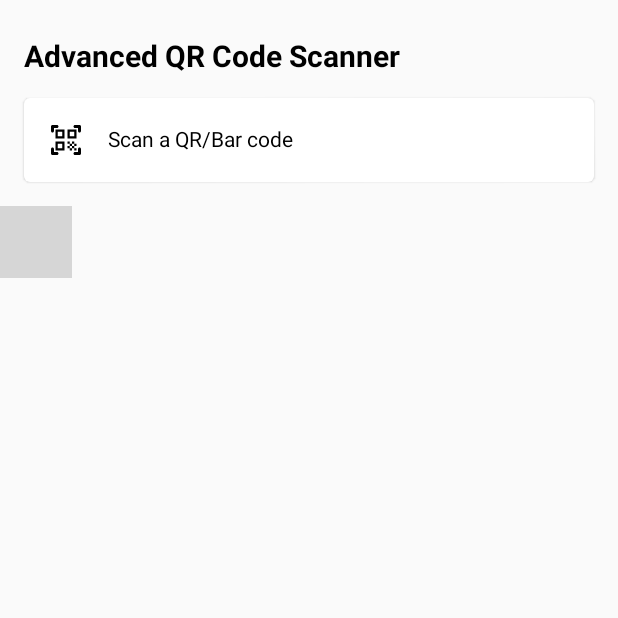
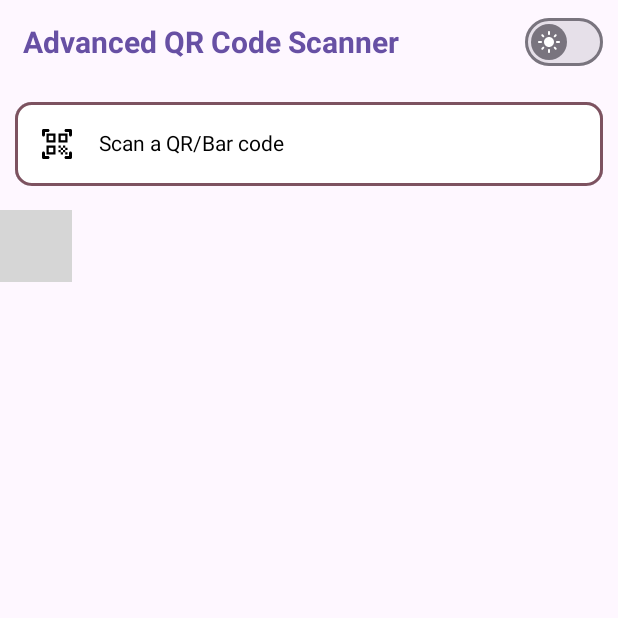
Before and after one commit to HarshPanchal18/Advanced-QR-Scanner, an Android app built with Jetpack Compose: the screen it shows after launch (MainActivity), on a phone screen of 412 x 824 dp, the top half of it. Run offline under Robolectric (Android 15) with nearby library versions, the phone set to English and light mode, and no system bars; our stand-ins replace Dagger/Hilt's generated code, constraintlayout-compose; libraries missing offline, so code that uses them is left out: com.squareup.sqldelight; 2 statements that could not run were skipped; grey boxes are pictures that could not be loaded.

Commit message:
Implemented Theme switching through switch, Organized viewmodels with package

```diff
--- a/app/build.gradle.kts
+++ b/app/build.gradle.kts
@@ -58,7 +58,6 @@ dependencies {
 
     implementation("androidx.core:core-ktx:1.9.0")
     implementation("androidx.appcompat:appcompat:1.6.1")
-    //implementation("androidx.constraintlayout:constraintlayout:2.1.4")
     testImplementation("junit:junit:4.13.2")
     androidTestImplementation("androidx.test.ext:junit:1.1.5")
     androidTestImplementation("androidx.test.espresso:espresso-core:3.5.1")
--- a/app/src/main/java/com/example/advanced_qr_scanner/home/domain/HomeViewModel.kt
+++ b/app/src/main/java/com/example/advanced_qr_scanner/home/domain/viewmodel/HomeViewModel.kt
@@ -1,10 +1,11 @@
-package com.example.advanced_qr_scanner.home.domain
+package com.example.advanced_qr_scanner.home.domain.viewmodel
 
 import androidx.compose.runtime.getValue
 import androidx.compose.runtime.mutableStateOf
 import androidx.compose.runtime.setValue
 import androidx.lifecycle.ViewModel
 import androidx.lifecycle.viewModelScope
+import com.example.advanced_qr_scanner.home.domain.HomeState
 import com.example.advanced_qr_scanner.home.domain.usecase.ClearScanHistoryUseCase
 import com.example.advanced_qr_scanner.home.domain.usecase.FetchScanHistoryUseCase
 import com.example.advanced_qr_scanner.home.domain.usecase.SaveScanHistoryUseCase
--- /dev/null
+++ b/app/src/main/java/com/example/advanced_qr_scanner/home/domain/viewmodel/ThemeViewModel.kt
@@ -0,0 +1,15 @@
+package com.example.advanced_qr_scanner.home.domain.viewmodel
+
+import androidx.compose.runtime.mutableStateOf
+import androidx.lifecycle.ViewModel
+
+class ThemeViewModel : ViewModel() {
+    companion object {
+        var isDarkThemeEnabled = mutableStateOf(false)
+            private set
+    }
+
+    /*fun setTheme(isDarkTheme: Boolean) {
+        isDarkThemeEnabled.value = isDarkTheme
+    }*/
+}
--- /dev/null
+++ b/app/src/main/java/com/example/advanced_qr_scanner/home/ui/DataStoreUtil.kt
@@ -0,0 +1,30 @@
+package com.example.advanced_qr_scanner.home.ui
+
+import android.content.Context
+import androidx.datastore.core.DataStore
+import androidx.datastore.preferences.core.Preferences
+import androidx.datastore.preferences.core.booleanPreferencesKey
+import androidx.datastore.preferences.core.edit
+import androidx.datastore.preferences.preferencesDataStore
+import kotlinx.coroutines.flow.Flow
+import kotlinx.coroutines.flow.map
+
+class DataStoreUtil(private val context: Context) {
+
+    companion object {
+        private val Context.datastore: DataStore<Preferences> by preferencesDataStore("settings")
+        val THEME_KEY = booleanPreferencesKey("theme")
+    }
+
+    fun getTheme(isSystemDarkTheme: Boolean): Flow<Boolean> = context.datastore.data.map { prefs ->
+        prefs[THEME_KEY] ?: isSystemDarkTheme
+    }
+
+    suspend fun saveTheme(isSystemDarkTheme: Boolean) {
+        context.let {
+            it.datastore.edit { prefs ->
+                prefs[THEME_KEY] = isSystemDarkTheme
+            }
+        }
+    }
+}
--- a/app/src/main/java/com/example/advanced_qr_scanner/home/ui/HomeScreen.kt
+++ b/app/src/main/java/com/example/advanced_qr_scanner/home/ui/HomeScreen.kt
@@ -1,9 +1,14 @@
 package com.example.advanced_qr_scanner.home.ui
 
 import android.Manifest
+import android.annotation.SuppressLint
 import android.content.pm.PackageManager
+import android.content.res.Configuration
 import android.widget.Toast
 import androidx.activity.compose.rememberLauncherForActivityResult
+import androidx.compose.foundation.BorderStroke
+import androidx.compose.foundation.background
+import androidx.compose.foundation.border
 import androidx.compose.foundation.clickable
 import androidx.compose.foundation.gestures.detectTapGestures
 import androidx.compose.foundation.layout.Column
@@ -26,13 +31,23 @@ import androidx.compose.material.ModalBottomSheetValue
 import androidx.compose.material.Text
 import androidx.compose.material.icons.Icons
 import androidx.compose.material.icons.filled.ClearAll
+import androidx.compose.material.icons.rounded.DarkMode
+import androidx.compose.material.icons.rounded.LightMode
 import androidx.compose.material.icons.rounded.QrCodeScanner
 import androidx.compose.material.rememberModalBottomSheetState
+import androidx.compose.material3.MaterialTheme
+import androidx.compose.material3.Switch
+import androidx.compose.material3.SwitchDefaults
 import androidx.compose.runtime.Composable
+import androidx.compose.runtime.collectAsState
 import androidx.compose.runtime.getValue
+import androidx.compose.runtime.mutableStateOf
+import androidx.compose.runtime.remember
 import androidx.compose.runtime.rememberCoroutineScope
 import androidx.compose.ui.Alignment
 import androidx.compose.ui.Modifier
+import androidx.compose.ui.draw.clip
+import androidx.compose.ui.graphics.Color
 import androidx.compose.ui.hapticfeedback.HapticFeedbackType
 import androidx.compose.ui.input.pointer.pointerInput
 import androidx.compose.ui.platform.LocalClipboardManager
@@ -56,13 +71,19 @@ import com.example.advanced_qr_scanner.R
 import com.example.advanced_qr_scanner.extensions.launch
 import com.example.advanced_qr_scanner.home.domain.BarcodeContract
 import com.example.advanced_qr_scanner.home.domain.HomeState
-import com.example.advanced_qr_scanner.home.domain.HomeViewModel
+import com.example.advanced_qr_scanner.home.domain.viewmodel.HomeViewModel
+import com.example.advanced_qr_scanner.home.domain.viewmodel.ThemeViewModel
+import com.example.advanced_qr_scanner.theme.AdvancedQRScannerTheme
 import com.google.accompanist.permissions.ExperimentalPermissionsApi
 import com.google.accompanist.permissions.rememberPermissionState
 import comexampleadvancedqrscanner.ScanHistory
 import kotlinx.coroutines.launch
 import java.text.SimpleDateFormat
 import java.util.Locale
+
+@SuppressLint("StaticFieldLeak")
+private lateinit var dataStoreUtil: DataStoreUtil
+private var textColor: Color = Color.White
 
 @OptIn(ExperimentalMaterialApi::class, ExperimentalPermissionsApi::class)
 @Composable
@@ -98,8 +119,20 @@ fun HomeScreen() {
             }
         })
 
+    textColor = MaterialTheme.colorScheme.primary
+    dataStoreUtil = DataStoreUtil(context)
+
+    val systemTheme =
+        when (context.resources.configuration.uiMode and Configuration.UI_MODE_NIGHT_MASK) {
+            Configuration.UI_MODE_NIGHT_YES -> true
+            Configuration.UI_MODE_NIGHT_NO -> false
+            else -> false
+        }
+    val theme = dataStoreUtil.getTheme(systemTheme).collectAsState(initial = systemTheme)
+
     viewModel.loadScanHistory()
 
+    AdvancedQRScannerTheme(darkTheme = theme.value) {
         ModalBottomSheetLayout(
             sheetState = bottomSheetScaffoldState,
             sheetShape = RoundedCornerShape(32.dp),
@@ -116,8 +149,18 @@ fun HomeScreen() {
             },
             modifier = Modifier.fillMaxSize()
         ) {
-        Column {
-            TitleBar()
+            Column(
+                modifier = Modifier
+                    .fillMaxSize()
+                    .background(MaterialTheme.colorScheme.surface)
+            ) {
+                Row(
+                    modifier = Modifier.padding(top = 4.dp),
+                    verticalAlignment = Alignment.CenterVertically
+                ) {
+                    TitleBar(modifier = Modifier.weight(1F))
+                    ThemeSwitcher()
+                }
                 ScanQRCode {
                     when (PackageManager.PERMISSION_GRANTED) {
                         ContextCompat.checkSelfPermission(
@@ -147,6 +190,7 @@ fun HomeScreen() {
             }
         }
     }
+}
 
 @Composable
 fun TitleBar(modifier: Modifier = Modifier) {
@@ -154,7 +198,37 @@ fun TitleBar(modifier: Modifier = Modifier) {
         text = "Advanced QR Code Scanner",
         fontSize = 20.sp,
         fontWeight = FontWeight.W700,
-        modifier = modifier.padding(start = 16.dp, top = 26.dp)
+        color = textColor,
+        modifier = modifier.padding(start = 15.dp)
+    )
+}
+
+@Composable
+fun ThemeSwitcher() {
+    val switchState by remember { mutableStateOf(ThemeViewModel.isDarkThemeEnabled) }
+    val coroutineScope = rememberCoroutineScope()
+
+    Switch(
+        checked = switchState.value,
+        onCheckedChange = { state ->
+            switchState.value = state
+            coroutineScope.launch {
+                dataStoreUtil.saveTheme(state)
+            }
+        },
+        thumbContent = {
+            Icon(
+                imageVector = if (switchState.value) Icons.Rounded.DarkMode else Icons.Rounded.LightMode,
+                contentDescription = "Switch Icon",
+                modifier = Modifier.size(SwitchDefaults.IconSize),
+                tint = Color.White
+            )
+        },
+        modifier = Modifier.padding(end = 10.dp),
+        colors = SwitchDefaults.colors(
+            checkedTrackColor = MaterialTheme.colorScheme.primary,
+            checkedThumbColor = MaterialTheme.colorScheme.onPrimary
+        )
     )
 }
 
@@ -166,7 +240,16 @@ fun ScanQRCode(
     Card(
         modifier = modifier
             .fillMaxWidth()
-            .padding(16.dp)
+            .padding(vertical = 16.dp, horizontal = 10.dp)
+            .border(
+                BorderStroke(
+                    width = 2.dp,
+                    color = MaterialTheme.colorScheme.tertiary
+                ),
+                shape = RoundedCornerShape(20)
+            )
+            .clip(RoundedCornerShape(20))
+            .background(color = MaterialTheme.colorScheme.secondary)
             .clickable { onScanClick() }
     ) {
         Row(modifier = modifier.fillMaxWidth()) {
@@ -223,6 +306,7 @@ fun ScanHistoryList(
                 Text(
                     text = "Start by scanning a QR code/barcode",
                     fontSize = 16.sp,
+                    color = textColor,
                     modifier = Modifier
                         .padding(horizontal = 16.dp, vertical = 24.dp)
                         .align(Alignment.CenterHorizontally)
@@ -253,7 +337,9 @@ fun ScanHistoryList(
 fun Title() {
     Text(
         text = "Previously scanned items",
-        modifier = Modifier.padding(horizontal = 16.dp, vertical = 10.dp)
+        fontSize = 16.sp,
+        color = textColor,
+        modifier = Modifier.padding(all = 10.dp)
     )
 }
 
@@ -263,8 +349,10 @@ fun TitleWithClearButton(onClearClick: () -> Unit) {
         val (title, clearButton) = createRefs()
         Text(
             text = "Previously scanned items",
+            fontSize = 16.sp,
+            color = textColor,
             modifier = Modifier
-                .padding(horizontal = 16.dp, vertical = 10.dp)
+                .padding(all = 10.dp)
                 .constrainAs(title) {
                     top.linkTo(parent.top)
                     bottom.linkTo(parent.bottom)
@@ -306,6 +394,7 @@ fun ScanHistoryItem(
             Column {
                 Text(
                     text = item.content,
+                    color = textColor,
                     modifier = Modifier.padding(start = 16.dp, end = 16.dp),
                     maxLines = 1,
                     overflow = TextOverflow.Ellipsis,
@@ -313,6 +402,7 @@ fun ScanHistoryItem(
                 )
                 Text(
                     text = dateFormatter.format(item.timeStamp),
+                    color = textColor,
                     modifier = Modifier.padding(start = 16.dp, end = 16.dp),
                     fontSize = 14.sp
                 )
--- a/app/src/main/java/com/example/advanced_qr_scanner/home/ui/MainActivity.kt
+++ b/app/src/main/java/com/example/advanced_qr_scanner/home/ui/MainActivity.kt
@@ -5,7 +5,6 @@ import android.widget.Toast
 import androidx.activity.ComponentActivity
 import androidx.activity.compose.BackHandler
 import androidx.activity.compose.setContent
-import com.example.advanced_qr_scanner.theme.AdvancedQRScannerTheme
 import dagger.hilt.android.AndroidEntryPoint
 
 @AndroidEntryPoint
@@ -14,11 +13,10 @@ class MainActivity : ComponentActivity() {
     override fun onCreate(savedInstanceState: Bundle?) {
         super.onCreate(savedInstanceState)
         setContent {
-            AdvancedQRScannerTheme {
             HomeScreen()
             var pressedTime: Long = 0
             BackHandler(enabled = true) {
-                    if(pressedTime + 2000 > System.currentTimeMillis()) finish()
+                if (pressedTime + 2000 > System.currentTimeMillis()) finish()
                 else Toast.makeText(baseContext, "Press back again to exit", Toast.LENGTH_SHORT)
                     .show()
                 pressedTime = System.currentTimeMillis()
@@ -26,4 +24,3 @@ class MainActivity : ComponentActivity() {
         }
     }
 }
-}
--- a/app/src/main/java/com/example/advanced_qr_scanner/theme/Theme.kt
+++ b/app/src/main/java/com/example/advanced_qr_scanner/theme/Theme.kt
@@ -1,20 +1,15 @@
 package com.example.advanced_qr_scanner.theme
 
 import android.app.Activity
-import android.os.Build
 import androidx.compose.foundation.isSystemInDarkTheme
 import androidx.compose.material3.MaterialTheme
 import androidx.compose.material3.darkColorScheme
-import androidx.compose.material3.dynamicDarkColorScheme
-import androidx.compose.material3.dynamicLightColorScheme
 import androidx.compose.material3.lightColorScheme
 import androidx.compose.runtime.Composable
 import androidx.compose.runtime.SideEffect
 import androidx.compose.ui.graphics.toArgb
-import androidx.compose.ui.platform.LocalContext
 import androidx.compose.ui.platform.LocalView
 import androidx.core.view.WindowCompat
-import com.example.advanced_qr_scanner.ui.theme.Typography
 
 private val DarkColorScheme = darkColorScheme(
 
@@ -85,26 +80,19 @@ fun AdvancedQRScannerTheme(
     dynamicColor: Boolean = true,
     content: @Composable () -> Unit
 ) {
-    val colorScheme = when {
-        dynamicColor && Build.VERSION.SDK_INT >= Build.VERSION_CODES.S -> {
-            val context = LocalContext.current
-            if (darkTheme) dynamicDarkColorScheme(context) else dynamicLightColorScheme(context)
-        }
+    val colors = if(darkTheme) DarkColorScheme else LightColorScheme
 
-        darkTheme -> DarkColorScheme
-        else -> LightColorScheme
-    }
     val view = LocalView.current
     if (!view.isInEditMode) {
         SideEffect {
             val window = (view.context as Activity).window
-            window.statusBarColor = colorScheme.primary.toArgb()
-            WindowCompat.getInsetsController(window, view).isAppearanceLightStatusBars = darkTheme
+            window.statusBarColor = colors.primary.toArgb()
+            WindowCompat.getInsetsController(window, view).isAppearanceLightStatusBars = !darkTheme
         }
     }
 
     MaterialTheme(
-        colorScheme = colorScheme,
+        colorScheme = colors,
         typography = Typography,
         content = content
     )
--- a/app/src/main/java/com/example/advanced_qr_scanner/theme/Type.kt
+++ b/app/src/main/java/com/example/advanced_qr_scanner/theme/Type.kt
@@ -1,4 +1,4 @@
-package com.example.advanced_qr_scanner.ui.theme
+package com.example.advanced_qr_scanner.theme
 
 import androidx.compose.material3.Typography
 import androidx.compose.ui.text.TextStyle
```
Lines whose indentation alone changed are shown as unchanged.
